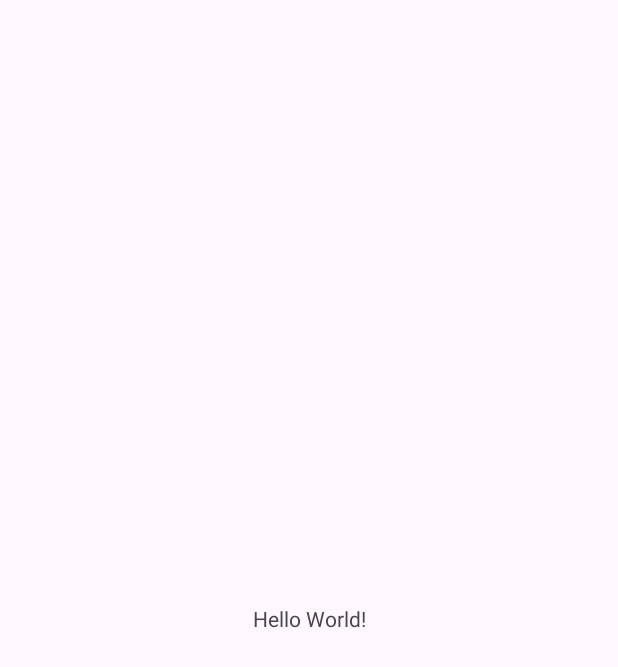
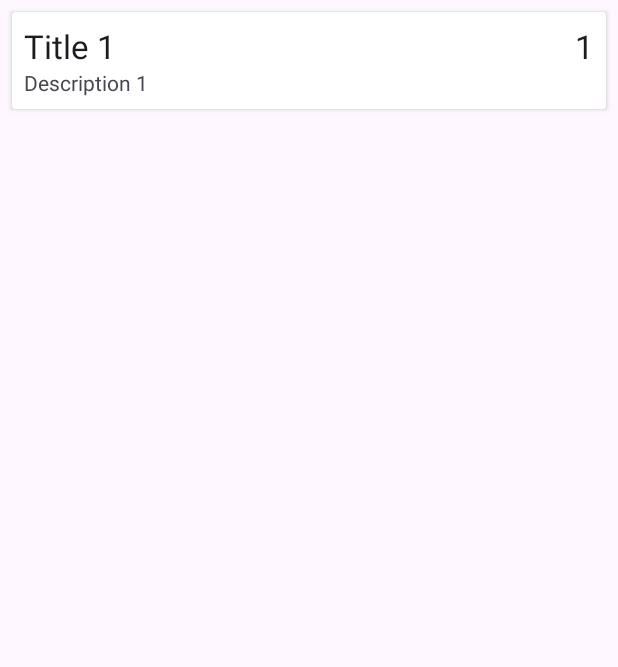
Before and after one commit to rootminusone8004/Bazarnote, an Android app: the screen it shows after launch (MainActivity), on a phone screen of 412 x 824 dp. Before the commit the part shown is almost empty. Shown: the top 667 px of the screen. Run offline under Robolectric (Android 15) with nearby library versions, the phone set to English and light mode, and no system bars; our stand-ins replace Room's generated code.

Commit message:
set the minimum base

```diff
--- a/app/build.gradle
+++ b/app/build.gradle
@@ -22,6 +22,7 @@ android {
             proguardFiles getDefaultProguardFile('proguard-android-optimize.txt'), 'proguard-rules.pro'
         }
     }
+
     compileOptions {
         sourceCompatibility JavaVersion.VERSION_11
         targetCompatibility JavaVersion.VERSION_11
--- a/app/src/main/java/com/rootminusone8004/bazarnote/MainActivity.java
+++ b/app/src/main/java/com/rootminusone8004/bazarnote/MainActivity.java
@@ -10,6 +10,8 @@ import androidx.core.view.ViewCompat;
 import androidx.core.view.WindowInsetsCompat;
 import androidx.lifecycle.Observer;
 import androidx.lifecycle.ViewModelProvider;
+import androidx.recyclerview.widget.LinearLayoutManager;
+import androidx.recyclerview.widget.RecyclerView;
 
 import java.util.List;
 
@@ -21,11 +23,18 @@ public class MainActivity extends AppCompatActivity {
         super.onCreate(savedInstanceState);
         setContentView(R.layout.activity_main);
 
+        RecyclerView recyclerView = findViewById(R.id.recycler_view);
+        recyclerView.setLayoutManager(new LinearLayoutManager(this));
+        recyclerView.setHasFixedSize(true);
+
+        NoteAdapter adapter = new NoteAdapter();
+        recyclerView.setAdapter(adapter);
+
         noteViewModel = new ViewModelProvider(this).get(NoteViewModel.class);
         noteViewModel.getAllNotes().observe(this, new Observer<List<Note>>() {
             @Override
             public void onChanged(List<Note> notes) {
-                Toast.makeText(MainActivity.this, "onChanged", Toast.LENGTH_SHORT).show();
+                adapter.setNotes(notes);
             }
         });
     }
--- /dev/null
+++ b/app/src/main/java/com/rootminusone8004/bazarnote/NoteAdapter.java
@@ -0,0 +1,55 @@
+package com.rootminusone8004.bazarnote;
+
+import android.view.LayoutInflater;
+import android.view.View;
+import android.view.ViewGroup;
+import android.widget.TextView;
+
+import androidx.annotation.NonNull;
+import androidx.recyclerview.widget.RecyclerView;
+
+import java.util.ArrayList;
+import java.util.List;
+
+public class NoteAdapter extends RecyclerView.Adapter<NoteAdapter.NoteHolder> {
+    private List<Note> notes = new ArrayList<>();
+
+    @NonNull
+    @Override
+    public NoteHolder onCreateViewHolder(@NonNull ViewGroup parent, int viewType) {
+        View itemView = LayoutInflater.from(parent.getContext())
+                .inflate(R.layout.note_item, parent, false);
+        return new NoteHolder(itemView);
+    }
+
+    @Override
+    public void onBindViewHolder(@NonNull NoteHolder holder, int position) {
+        Note currentNote = notes.get(position);
+        holder.textViewTitle.setText(currentNote.getTitle());
+        holder.textViewDescription.setText(currentNote.getDescription());
+        holder.textViewPriority.setText(String.valueOf(currentNote.getPriority()));
+    }
+
+    @Override
+    public int getItemCount() {
+        return notes.size();
+    }
+
+    public void setNotes(List<Note> notes){
+        this.notes = notes;
+        notifyDataSetChanged();
+    }
+
+    class NoteHolder extends RecyclerView.ViewHolder{
+        private TextView textViewTitle;
+        private TextView textViewDescription;
+        private TextView textViewPriority;
+
+        private NoteHolder(View itemView){
+            super(itemView);
+            textViewTitle = itemView.findViewById(R.id.text_view_title);
+            textViewDescription = itemView.findViewById(R.id.text_view_description);
+            textViewPriority = itemView.findViewById(R.id.text_view_priority);
+        }
+    }
+}
--- a/app/src/main/res/layout/activity_main.xml
+++ b/app/src/main/res/layout/activity_main.xml
@@ -1,5 +1,5 @@
 <?xml version="1.0" encoding="utf-8"?>
-<androidx.constraintlayout.widget.ConstraintLayout xmlns:android="http://schemas.android.com/apk/res/android"
+<androidx.coordinatorlayout.widget.CoordinatorLayout xmlns:android="http://schemas.android.com/apk/res/android"
     xmlns:app="http://schemas.android.com/apk/res-auto"
     xmlns:tools="http://schemas.android.com/tools"
     android:id="@+id/main"
@@ -7,13 +7,10 @@
     android:layout_height="match_parent"
     tools:context=".MainActivity">
 
-    <TextView
-        android:layout_width="wrap_content"
-        android:layout_height="wrap_content"
-        android:text="Hello World!"
-        app:layout_constraintBottom_toBottomOf="parent"
-        app:layout_constraintEnd_toEndOf="parent"
-        app:layout_constraintStart_toStartOf="parent"
-        app:layout_constraintTop_toTopOf="parent" />
+    <androidx.recyclerview.widget.RecyclerView
+        android:id="@+id/recycler_view"
+        android:layout_width="match_parent"
+        android:layout_height="match_parent"
+        tools:listitem="@layout/note_item"/>
 
-</androidx.constraintlayout.widget.ConstraintLayout>
+</androidx.coordinatorlayout.widget.CoordinatorLayout>
--- /dev/null
+++ b/app/src/main/res/layout/note_item.xml
@@ -0,0 +1,42 @@
+<?xml version="1.0" encoding="utf-8"?>
+<androidx.cardview.widget.CardView xmlns:android="http://schemas.android.com/apk/res/android"
+    android:layout_width="match_parent"
+    android:layout_height="wrap_content"
+    android:layout_marginEnd="8dp"
+    android:layout_marginStart="8dp"
+    android:layout_marginTop="8dp">
+
+    <RelativeLayout
+        android:layout_width="wrap_content"
+        android:layout_height="wrap_content"
+        android:padding="8dp">
+
+        <TextView
+            android:id="@+id/text_view_priority"
+            android:layout_width="wrap_content"
+            android:layout_height="wrap_content"
+            android:layout_alignParentEnd="true"
+            android:text="1"
+            android:textAppearance="@style/TextAppearance.AppCompat.Large"/>
+
+        <TextView
+            android:id="@+id/text_view_title"
+            android:layout_width="wrap_content"
+            android:layout_height="wrap_content"
+            android:text="Title"
+            android:textAppearance="@style/TextAppearance.AppCompat.Large"
+            android:maxLines="1"
+            android:layout_toStartOf="@+id/text_view_priority"
+            android:layout_alignParentStart="true"
+            android:ellipsize="end"/>
+
+        <TextView
+            android:id="@+id/text_view_description"
+            android:layout_width="wrap_content"
+            android:layout_height="wrap_content"
+            android:layout_below="@+id/text_view_title"
+            android:text="Description"/>
+
+    </RelativeLayout>
+
+</androidx.cardview.widget.CardView>
```
Also changed, not shown: 1 other file.
